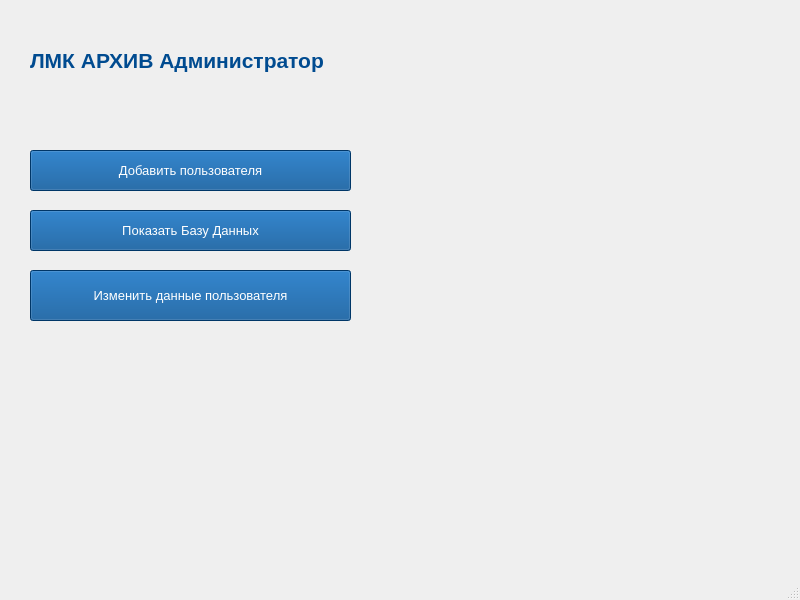
Above: admin_archive_lmk/mainwindow.ui from FANDIM-wolf/FileHub before the change. Below: the same form after it.
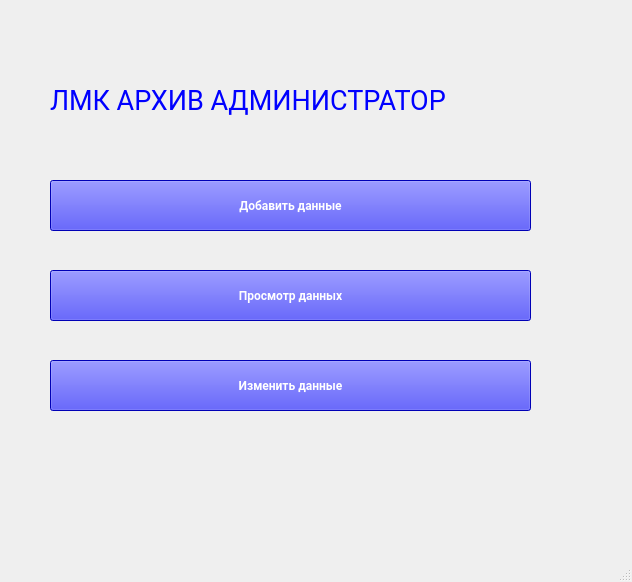
That is the form after the change.

What changed in the file:
```diff
--- a/admin_archive_lmk/mainwindow.ui
+++ b/admin_archive_lmk/mainwindow.ui
@@ -6,8 +6,8 @@
    <rect>
     <x>0</x>
     <y>0</y>
-    <width>800</width>
-    <height>600</height>
+    <width>632</width>
+    <height>582</height>
    </rect>
   </property>
   <property name="windowTitle">
@@ -17,108 +17,99 @@
    <widget class="QPushButton" name="pushButton">
     <property name="geometry">
      <rect>
-      <x>30</x>
-      <y>150</y>
-      <width>321</width>
-      <height>41</height>
+      <x>50</x>
+      <y>180</y>
+      <width>481</width>
+      <height>51</height>
      </rect>
     </property>
     <property name="font">
      <font>
-      <family>Arial</family>
-      <pointsize>10</pointsize>
+      <family>Roboto</family>
+      <weight>75</weight>
+      <bold>true</bold>
      </font>
     </property>
     <property name="styleSheet">
-     <string notr="true">background-color:#004B90;
+     <string notr="true">font-family: 'Roboto';
 color:white;
-width:150px;
-height:50px;
-border-color:25px;</string>
+background-color:blue;</string>
     </property>
     <property name="text">
-     <string>Добавить пользователя</string>
+     <string>Добавить данные</string>
     </property>
    </widget>
    <widget class="QPushButton" name="pushButton_2">
     <property name="geometry">
      <rect>
-      <x>30</x>
-      <y>210</y>
-      <width>321</width>
-      <height>41</height>
-     </rect>
-    </property>
-    <property name="font">
-     <font>
-      <family>Arial</family>
-      <pointsize>10</pointsize>
-      <weight>50</weight>
-      <bold>false</bold>
-     </font>
-    </property>
-    <property name="styleSheet">
-     <string notr="true">background-color:#004B90;
-color:white;
-width:150px;
-height:50px;
-border-color:25px;</string>
-    </property>
-    <property name="text">
-     <string>Показать Базу Данных</string>
-    </property>
-   </widget>
-   <widget class="QPushButton" name="pushButton_3">
-    <property name="geometry">
-     <rect>
-      <x>30</x>
+      <x>50</x>
       <y>270</y>
-      <width>321</width>
+      <width>481</width>
       <height>51</height>
      </rect>
     </property>
     <property name="font">
      <font>
-      <family>Arial</family>
-      <pointsize>10</pointsize>
-      <weight>50</weight>
-      <bold>false</bold>
+      <family>Roboto</family>
+      <weight>75</weight>
+      <bold>true</bold>
      </font>
     </property>
     <property name="styleSheet">
-     <string notr="true">background-color:#004B90;
+     <string notr="true">font-family: 'Roboto';
 color:white;
-width:150px;
-height:50px;
-border-color:25px;</string>
+background-color:blue;</string>
     </property>
     <property name="text">
-     <string>Изменить данные пользователя</string>
+     <string>Просмотр данных</string>
+    </property>
+   </widget>
+   <widget class="QPushButton" name="pushButton_3">
+    <property name="geometry">
+     <rect>
+      <x>50</x>
+      <y>360</y>
+      <width>481</width>
+      <height>51</height>
+     </rect>
+    </property>
+    <property name="font">
+     <font>
+      <family>Roboto</family>
+      <weight>75</weight>
+      <bold>true</bold>
+     </font>
+    </property>
+    <property name="styleSheet">
+     <string notr="true">font-family: 'Roboto';
+color:white;
+background-color:blue;</string>
+    </property>
+    <property name="text">
+     <string>Изменить данные</string>
     </property>
    </widget>
    <widget class="QLabel" name="label">
     <property name="geometry">
      <rect>
-      <x>30</x>
-      <y>30</y>
-      <width>381</width>
-      <height>61</height>
+      <x>50</x>
+      <y>80</y>
+      <width>581</width>
+      <height>41</height>
      </rect>
     </property>
     <property name="font">
      <font>
-      <family>Arial</family>
-      <pointsize>16</pointsize>
-      <weight>75</weight>
-      <bold>true</bold>
+      <family>Roboto</family>
+      <pointsize>20</pointsize>
      </font>
     </property>
     <property name="styleSheet">
-     <string notr="true">color:#004B90;
-</string>
+     <string notr="true">font-family: 'Roboto';
+color:blue;</string>
     </property>
     <property name="text">
-     <string>ЛМК АРХИВ Администратор</string>
+     <string>ЛМК АРХИВ АДМИНИСТРАТОР</string>
     </property>
    </widget>
   </widget>
```
Left out of the diff: 4 changed lines with no effect on the pictures.
